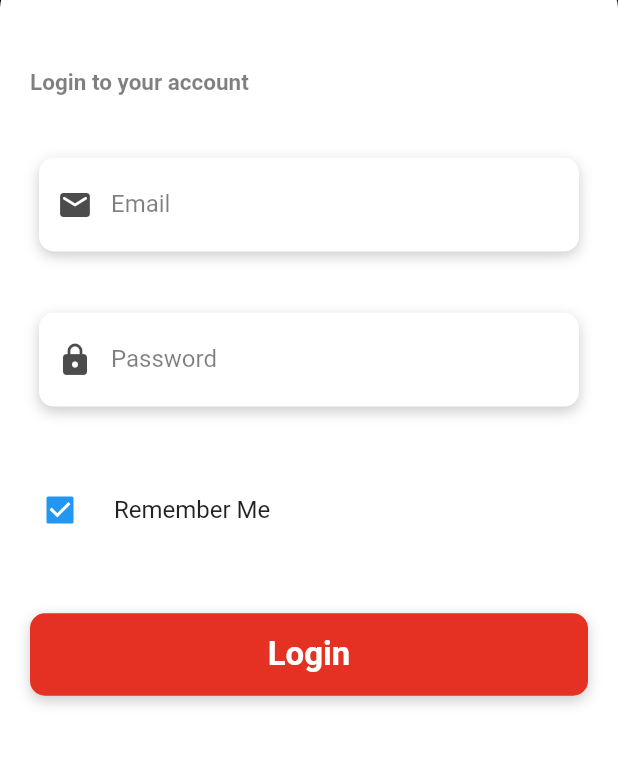
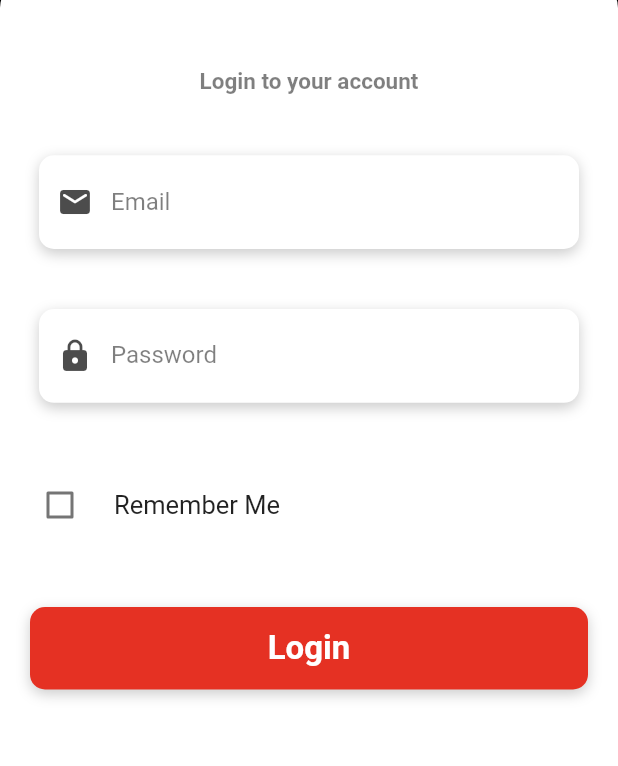
Before and after one commit to pyrolass/Aka_Fitness, a Flutter app: the screen it shows after launch, after a tap on "Login", after a tap on the "logout" icon, on a phone screen of 412 x 824 dp, the part 434-1200 px from its top. Run offline on Flutter 3.47's test engine with Material 2 defaults, Android fonts, the phone set to English and light mode, and no system bars; drawn by our look-alikes of auto_size_text.

Commit message:
Design & Code Optimization

```diff
--- a/lib/main.dart
+++ b/lib/main.dart
@@ -24,7 +24,7 @@ class MyApp extends StatelessWidget {
         ),
         ChangeNotifierProvider(
           create: (cntx) => WorkoutItemsProvider(),
-        )
+        ),
       ],
       child: MaterialApp(
         debugShowCheckedModeBanner: false,
--- a/lib/models/body_items.dart
+++ b/lib/models/body_items.dart
@@ -1,19 +1,118 @@
 import 'package:flutter/material.dart';
+
+import './workouts_items.dart';
 
 class BodyItems with ChangeNotifier {
   String title;
-  BodyItems({@required this.title});
+  List<WorkoutItems> workoutItems;
+  BodyItems({@required this.title, @required this.workoutItems});
 }
 
 class BodyItemsProvider with ChangeNotifier {
   List<BodyItems> _data = [
-    BodyItems(title: 'Chest'),
-    BodyItems(title: 'Leg'),
-    BodyItems(title: 'Triceps'),
-    BodyItems(title: 'Back'),
-    BodyItems(title: 'Biceps'),
-    BodyItems(title: 'Neck'),
-    BodyItems(title: 'Core'),
+    BodyItems(
+      title: 'Chest',
+      workoutItems: [
+        WorkoutItems('Barbell Bench Press'),
+        WorkoutItems('Dumbbell Bench Press'),
+        WorkoutItems('Incline Bench Press'),
+        WorkoutItems('Decline Press'),
+        WorkoutItems('Machine Chest Press'),
+        WorkoutItems('Push-Up'),
+        WorkoutItems('Dip'),
+        WorkoutItems('Chest Fly'),
+        WorkoutItems('Dumbbell Pull-Over'),
+        WorkoutItems('Machine Fly'),
+      ],
+    ),
+    BodyItems(
+      title: 'Leg',
+      workoutItems: [
+        WorkoutItems('Leg Press'),
+        WorkoutItems('Leg Curl'),
+        WorkoutItems('Back Squat'),
+        WorkoutItems('Front Squat'),
+        WorkoutItems('Romanian Deadlift'),
+        WorkoutItems('Good Mornings'),
+        WorkoutItems('Walking Lunges'),
+        WorkoutItems('Reverse Lunge'),
+        WorkoutItems('Lateral Lunge'),
+        WorkoutItems('Stepup'),
+        WorkoutItems('Glute Bridge'),
+        WorkoutItems('Hip Thrust'),
+        WorkoutItems('Goblet Squat'),
+        WorkoutItems('Bulgarian Split Squat'),
+        WorkoutItems('Single-Leg Deadlift'),
+      ],
+    ),
+    BodyItems(
+      title: 'Triceps',
+      workoutItems: [
+        WorkoutItems('Close-Grip Bench Press'),
+        WorkoutItems('Decline Triceps Extension'),
+        WorkoutItems('Band Pushdown'),
+        WorkoutItems('Close-Grip Floor Press'),
+        WorkoutItems('Lying Triceps Extension'),
+        WorkoutItems('Pullover'),
+        WorkoutItems('Lying Dumbbell Triceps Extension'),
+        WorkoutItems('Tate Press'),
+        WorkoutItems('Underhand Kickback'),
+        WorkoutItems('One-Arm Overhead Extension'),
+        WorkoutItems('Dip'),
+        WorkoutItems('Band Triceps Extension'),
+        WorkoutItems('Close-Grip Pushup'),
+        WorkoutItems('Diamond Pushup'),
+        WorkoutItems('Suspension Trainer Triceps Extension'),
+      ],
+    ),
+    BodyItems(
+      title: 'Back',
+      workoutItems: [
+        WorkoutItems('Deadlift'),
+        WorkoutItems('Bent-Over Row'),
+        WorkoutItems('Pull-Up'),
+        WorkoutItems('T-Bar Row'),
+        WorkoutItems('Seated Row'),
+        WorkoutItems('Single-Arm Smith Machine Row'),
+        WorkoutItems('Lat Pull-Down'),
+        WorkoutItems('Single-Arm Dumbbell Row'),
+        WorkoutItems('Dumbbell Pull-Over'),
+        WorkoutItems('Chest-Supported Row'),
+      ],
+    ),
+    BodyItems(
+      title: 'Biceps',
+      workoutItems: [
+        WorkoutItems('Alternating Incline Dumbbell Curl'),
+        WorkoutItems('Seated Alternating Hammer Curl'),
+        WorkoutItems('Standing Reverse Barbell Curl'),
+        WorkoutItems('Seated Alternating Dumbbell Curl'),
+        WorkoutItems('Standing Cable Curl'),
+        WorkoutItems('Standing Barbell Curl'),
+        WorkoutItems('Zottman Curl'),
+        WorkoutItems('Decline Dumbbell Curl'),
+        WorkoutItems('Concentration Curl'),
+        WorkoutItems('Cable Flex Curl'),
+        WorkoutItems('Preacher Curl'),
+        WorkoutItems('Seated Cable Row'),
+        WorkoutItems('Bent Over Row'),
+      ],
+    ),
+    BodyItems(
+      title: 'Core',
+      workoutItems: [
+        WorkoutItems('Hollowman'),
+        WorkoutItems('High Plank'),
+        WorkoutItems('Bridge'),
+        WorkoutItems('Superman Pull'),
+        WorkoutItems('V-Ups'),
+        WorkoutItems('V-Sit'),
+        WorkoutItems('Plank Knee Crosses'),
+        WorkoutItems('Leg Raises'),
+        WorkoutItems('Elbow Plank Twists'),
+        WorkoutItems('Plank Shoulder Taps'),
+      ],
+    ),
   ];
 
   List<BodyItems> get data {
--- a/lib/models/workouts_items.dart
+++ b/lib/models/workouts_items.dart
@@ -2,15 +2,21 @@ import 'package:flutter/material.dart';
 
 class WorkoutItems with ChangeNotifier {
   String title;
-  WorkoutItems({@required this.title});
+  WorkoutItems(this.title);
 }
 
 class WorkoutItemsProvider with ChangeNotifier {
   List<WorkoutItems> _data = [
-    WorkoutItems(title: 'Chest Press'),
-    WorkoutItems(title: 'Chest Press Upper'),
-    WorkoutItems(title: 'Chest Press Lower'),
-    WorkoutItems(title: 'Chest Press Wide'),
+    WorkoutItems('Barbell Bench Press'),
+    WorkoutItems('Dumbbell Bench Press'),
+    WorkoutItems('Incline Bench Press'),
+    WorkoutItems('Decline Press'),
+    WorkoutItems('Machine Chest Press'),
+    WorkoutItems('Push-Up'),
+    WorkoutItems('Dip'),
+    WorkoutItems('Chest Fly'),
+    WorkoutItems('Dumbbell Pull-Over'),
+    WorkoutItems('Machine Fly'),
   ];
 
   List<WorkoutItems> _filteredData = [];
--- a/lib/screens/auth_screen.dart
+++ b/lib/screens/auth_screen.dart
@@ -1,11 +1,35 @@
 import 'package:flutter/material.dart';
 import 'package:auto_size_text/auto_size_text.dart';
+import 'package:flutter/widgets.dart';
 import './tab_screen.dart';
 
 import '../widgets/custom_text_field.dart';
 
-class AuthScreen extends StatelessWidget {
+class AuthScreen extends StatefulWidget {
   static const routeName = '/auth';
+
+  @override
+  State<AuthScreen> createState() => _AuthScreenState();
+}
+
+class _AuthScreenState extends State<AuthScreen> {
+  final emailController = TextEditingController();
+
+  final passController = TextEditingController();
+
+  bool checkBox = false;
+
+  void setCheckBoxValue(bool val) {
+    checkBox = !checkBox;
+  }
+
+  @override
+  void dispose() {
+    emailController.dispose();
+    passController.dispose();
+    super.dispose();
+  }
+
   @override
   Widget build(BuildContext context) {
     return Scaffold(
@@ -29,7 +53,7 @@ class AuthScreen extends StatelessWidget {
               ),
               child: SingleChildScrollView(
                 child: Container(
-                  height: MediaQuery.of(context).size.height / 1.65,
+                  height: MediaQuery.of(context).size.height * 0.6,
                   child: Column(
                     crossAxisAlignment: CrossAxisAlignment.stretch,
                     mainAxisAlignment: MainAxisAlignment.spaceEvenly,
@@ -37,6 +61,7 @@ class AuthScreen extends StatelessWidget {
                       AutoSizeText(
                         'Login to your account',
                         maxLines: 1,
+                        textAlign: TextAlign.center,
                         style: TextStyle(
                           fontSize: 15,
                           fontWeight: FontWeight.bold,
@@ -44,18 +69,33 @@ class AuthScreen extends StatelessWidget {
                         ),
                       ),
                       CustomTextField(
+                        controller: emailController,
+                        isPass: false,
                         labelText: 'Email',
                         prefixIcon: Icons.email_rounded,
+                        inputAction: TextInputAction.next,
                       ),
                       CustomTextField(
+                        controller: passController,
                         labelText: 'Password',
                         prefixIcon: Icons.lock_rounded,
+                        inputAction: TextInputAction.done,
+                        isPass: true,
                       ),
                       CheckboxListTile(
                         contentPadding: EdgeInsets.all(0),
-                        value: true,
-                        onChanged: (value) {},
-                        title: Text('Remember Me'),
+                        value: checkBox,
+                        onChanged: (value) {
+                          setState(() {
+                            checkBox = value;
+                          });
+                        },
+                        title: Text(
+                          'Remember Me',
+                          style: TextStyle(
+                            fontSize: 17,
+                          ),
+                        ),
                         controlAffinity: ListTileControlAffinity.leading,
                       ),
                       Container(
--- a/lib/screens/home_screen.dart
+++ b/lib/screens/home_screen.dart
@@ -47,15 +47,14 @@ class HomeScreen extends StatelessWidget {
           ),
         ],
       ),
-      body: Padding(
-        padding: const EdgeInsets.only(left: 5, right: 5),
-        child: ListView(
+      body: ListView(
         children: [
           ProfileCard(),
           SizedBox(
             height: 30,
           ),
           GridView.builder(
+            padding: EdgeInsets.all(10),
             shrinkWrap: true,
             physics: NeverScrollableScrollPhysics(),
             gridDelegate: SliverGridDelegateWithFixedCrossAxisCount(
@@ -73,7 +72,6 @@ class HomeScreen extends StatelessWidget {
           ),
         ],
       ),
-      ),
     );
   }
 }
--- a/lib/screens/workout_screen.dart
+++ b/lib/screens/workout_screen.dart
@@ -17,9 +17,7 @@ class WorkoutScreen extends StatelessWidget {
         title: Text('workout'),
         backgroundColor: Color.fromRGBO(229, 49, 35, 1),
       ),
-      body: Padding(
-        padding: const EdgeInsets.only(left: 10, right: 10, top: 10),
-        child: ListView(
+      body: ListView(
         children: [
           SearchField(
             TextField(
@@ -38,6 +36,7 @@ class WorkoutScreen extends StatelessWidget {
             height: 10,
           ),
           GridView.builder(
+            padding: EdgeInsets.all(10),
             shrinkWrap: true,
             physics: NeverScrollableScrollPhysics(),
             gridDelegate: SliverGridDelegateWithFixedCrossAxisCount(
@@ -55,7 +54,6 @@ class WorkoutScreen extends StatelessWidget {
           ),
         ],
       ),
-      ),
     );
   }
 }
--- a/lib/widgets/body_parts.dart
+++ b/lib/widgets/body_parts.dart
@@ -14,6 +14,14 @@ class BodyPartsWorkouts extends StatelessWidget {
         decoration: BoxDecoration(
           color: Colors.white,
           borderRadius: BorderRadius.circular(10),
+          boxShadow: [
+            BoxShadow(
+              color: Colors.black.withOpacity(0.1),
+              blurRadius: 3,
+              spreadRadius: 3,
+              offset: Offset(3, 3),
+            )
+          ],
         ),
         padding: const EdgeInsets.all(8),
         margin: const EdgeInsets.only(bottom: 8),
--- a/lib/widgets/custom_text_field.dart
+++ b/lib/widgets/custom_text_field.dart
@@ -3,16 +3,20 @@ import 'package:flutter/material.dart';
 class CustomTextField extends StatelessWidget {
   final IconData prefixIcon;
   final String labelText;
+  final bool isPass;
   final Function(String value) onChanged;
   final Function(String value) onSubmitted;
   final TextEditingController controller;
+  final TextInputAction inputAction;
 
   CustomTextField({
     @required this.labelText,
     @required this.prefixIcon,
     this.onChanged,
     this.onSubmitted,
-    this.controller,
+    @required this.controller,
+    @required this.inputAction,
+    @required this.isPass,
   });
   @override
   Widget build(BuildContext context) {
@@ -33,6 +37,8 @@ class CustomTextField extends StatelessWidget {
         ],
       ),
       child: TextField(
+        textInputAction: inputAction,
+        obscureText: isPass,
         controller: controller,
         onSubmitted: onSubmitted,
         onChanged: onChanged,
--- a/lib/widgets/profile_card.dart
+++ b/lib/widgets/profile_card.dart
@@ -6,13 +6,22 @@ class ProfileCard extends StatelessWidget {
     return Container(
       margin: EdgeInsets.only(
         top: 25,
+        right: 10,
+        left: 10,
       ),
       padding: EdgeInsets.all(15),
-      height: MediaQuery.of(context).size.height / 4,
-      width: double.maxFinite,
+      height: MediaQuery.of(context).size.height * 0.25,
       decoration: BoxDecoration(
         color: Color.fromRGBO(229, 49, 35, 1),
         borderRadius: BorderRadius.circular(30),
+        boxShadow: [
+          BoxShadow(
+            color: Colors.black.withOpacity(0.3),
+            blurRadius: 5,
+            spreadRadius: 5,
+            offset: Offset(5, 5),
+          )
+        ],
       ),
       child: Column(
         mainAxisAlignment: MainAxisAlignment.spaceEvenly,
--- a/lib/widgets/wourkouts.dart
+++ b/lib/widgets/wourkouts.dart
@@ -13,6 +13,14 @@ class Workouts extends StatelessWidget {
         decoration: BoxDecoration(
           color: Colors.white,
           borderRadius: BorderRadius.circular(10),
+          boxShadow: [
+            BoxShadow(
+              color: Colors.black.withOpacity(0.1),
+              blurRadius: 3,
+              spreadRadius: 3,
+              offset: Offset(3, 3),
+            )
+          ],
         ),
         padding: const EdgeInsets.all(8),
         margin: const EdgeInsets.only(bottom: 8),
```
Lines whose indentation alone changed are shown as unchanged.
